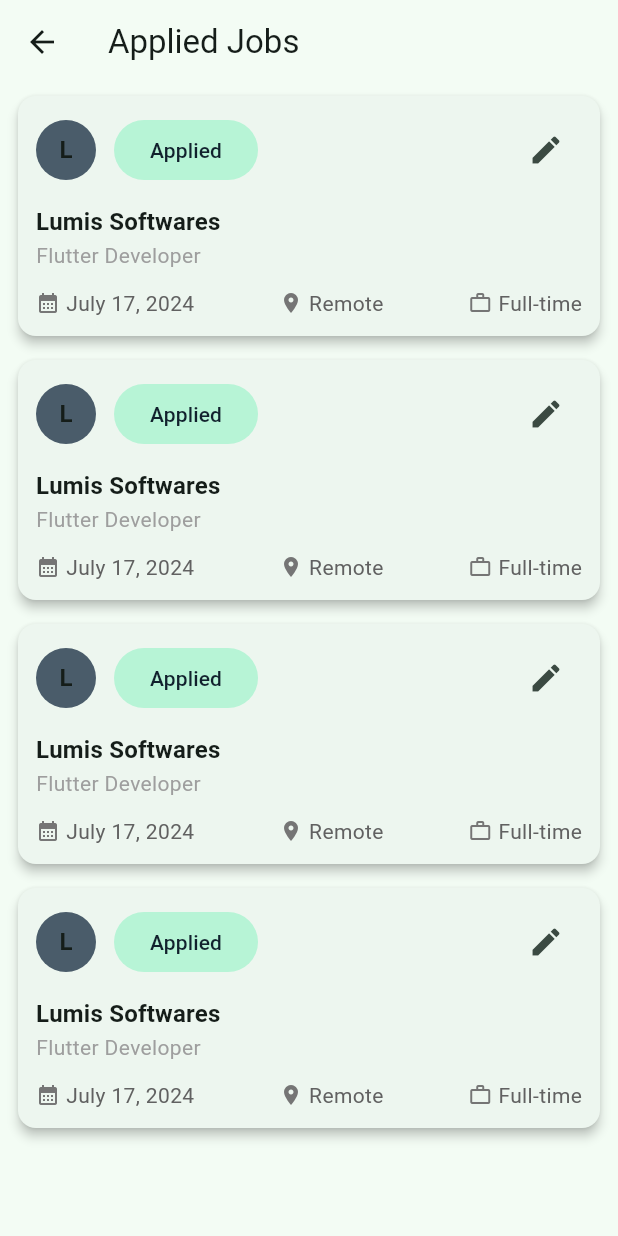
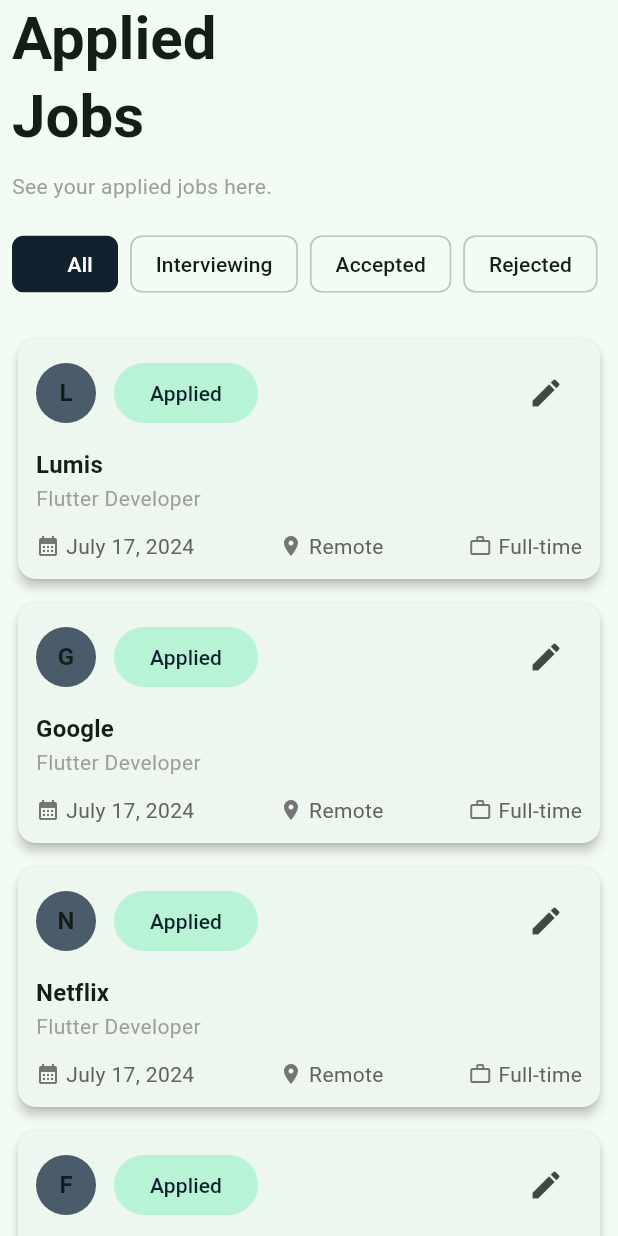
Before and after one commit to johnomeyo/grinder, a Flutter app: the AppliedJobsPage screen opened directly, on a phone screen of 412 x 824 dp. Run offline on Flutter 3.47's test engine with Material 3 defaults, Android fonts, the light colour scheme and no system bars.

Commit message:
Added the toggle buttons in the applied jobs page

```diff
--- a/lib/applied jobs/presentation/applied_jobs_page.dart
+++ b/lib/applied jobs/presentation/applied_jobs_page.dart
@@ -1,19 +1,61 @@
 import 'package:flutter/material.dart';
+import 'package:grinder/applied%20jobs/widgets/toggle_buttons.dart';
 import 'package:grinder/constants/data.dart';
 
-class AppliedJobsPage extends StatelessWidget {
+class AppliedJobsPage extends StatefulWidget {
   const AppliedJobsPage({super.key});
 
   @override
+  State<AppliedJobsPage> createState() => _AppliedJobsPageState();
+}
+
+class _AppliedJobsPageState extends State<AppliedJobsPage> {
+  int selectedServiceIndex = 0;
+
+  @override
   Widget build(BuildContext context) {
+    final theme = Theme.of(context);
+    //  final filteredStations = _filterServiceStations();
     return Scaffold(
-      appBar: AppBar(title: Text("Applied Jobs")),
-      body: ListView.builder(
-          itemCount: data.length,
-          itemBuilder: (context, index) {
-            var job = data[index];
-            return job;
-          }),
+      body: SafeArea(
+        child: Column(
+          spacing: 10,
+          crossAxisAlignment: CrossAxisAlignment.start,
+          children: [
+            Padding(
+              padding: const EdgeInsets.symmetric(horizontal: 8),
+              child: Text(
+                "Applied\nJobs",
+                style: theme.textTheme.headlineMedium
+                    ?.copyWith(fontWeight: FontWeight.bold, fontSize: 40),
+              ),
+            ),
+            Padding(
+              padding: const EdgeInsets.symmetric(horizontal: 8),
+              child: Text(
+                "See your applied jobs here.",
+                style: TextStyle(color: Colors.grey),
+              ),
+            ),
+            ServiceToggleButton(
+              selectedIndex: selectedServiceIndex,
+              onSelected: (int index) {
+                setState(() {
+                  selectedServiceIndex = index;
+                });
+              },
+            ),
+            Expanded(
+              child: ListView.builder(
+                  itemCount: data.length,
+                  itemBuilder: (context, index) {
+                    var job = data[index];
+                    return job;
+                  }),
+            ),
+          ],
+        ),
+      ),
     );
   }
 }
--- /dev/null
+++ b/lib/applied jobs/widgets/toggle_buttons.dart
@@ -0,0 +1,56 @@
+import 'package:flutter/material.dart';
+
+class ServiceToggleButton extends StatefulWidget {
+  final int selectedIndex;
+  final ValueChanged<int> onSelected;
+
+  const ServiceToggleButton({
+    super.key,
+    required this.selectedIndex,
+    required this.onSelected,
+  });
+
+  @override
+  ServiceToggleButtonState createState() => ServiceToggleButtonState();
+}
+
+class ServiceToggleButtonState extends State<ServiceToggleButton> {
+  final List<String> services = [
+    "All",
+    "Interviewing",
+    "Accepted",
+    "Rejected",
+  ];
+
+  @override
+  Widget build(BuildContext context) {
+    final theme = Theme.of(context);
+    return Padding(
+      padding: const EdgeInsets.all(8.0),
+      child: SingleChildScrollView(
+        scrollDirection: Axis.horizontal,
+        child: Row(
+          children: List.generate(services.length, (index) {
+            return Padding(
+              padding: const EdgeInsets.only(right: 8.0),
+              child: ChoiceChip(
+                label: Text(services[index]),
+                selected: widget.selectedIndex == index,
+                onSelected: (bool selected) {
+                  widget.onSelected(index);
+                },
+                selectedColor: theme.colorScheme.primary,
+                backgroundColor: theme.colorScheme.surface,
+                labelStyle: TextStyle(
+                  color: widget.selectedIndex == index
+                      ? theme.colorScheme.onPrimary
+                      : theme.colorScheme.onSurface,
+                ),
+              ),
+            );
+          }),
+        ),
+      ),
+    );
+  }
+}
--- a/lib/constants/data.dart
+++ b/lib/constants/data.dart
@@ -1,8 +1,8 @@
 import 'package:grinder/applied%20jobs/widgets/job_card.dart';
 
 var data = [
-   JobCard(
-    company: 'Lumis Softwares',
+  JobCard(
+    company: 'Lumis ',
     position: 'Flutter Developer',
     date: 'July 17, 2024',
     location: 'Remote',
@@ -10,8 +10,17 @@
     status: 'Applied',
     onEdit: () {},
   ),
-     JobCard(
-    company: 'Lumis Softwares',
+  JobCard(
+    position: 'Flutter Developer',
+    date: 'July 17, 2024',
+    location: 'Remote',
+    jobType: 'Full-time',
+    status: 'Applied',
+    onEdit: () {},
+    company: 'Google',
+  ),
+  JobCard(
+    company: 'Netflix ',
     position: 'Flutter Developer',
     date: 'July 17, 2024',
     location: 'Remote',
@@ -19,17 +28,8 @@
     status: 'Applied',
     onEdit: () {},
   ),
-     JobCard(
-    company: 'Lumis Softwares',
-    position: 'Flutter Developer',
-    date: 'July 17, 2024',
-    location: 'Remote',
-    jobType: 'Full-time',
-    status: 'Applied',
-    onEdit: () {},
-  ),
-     JobCard(
-    company: 'Lumis Softwares',
+  JobCard(
+    company: 'Facebook',
     position: 'Flutter Developer',
     date: 'July 17, 2024',
     location: 'Remote',
```
